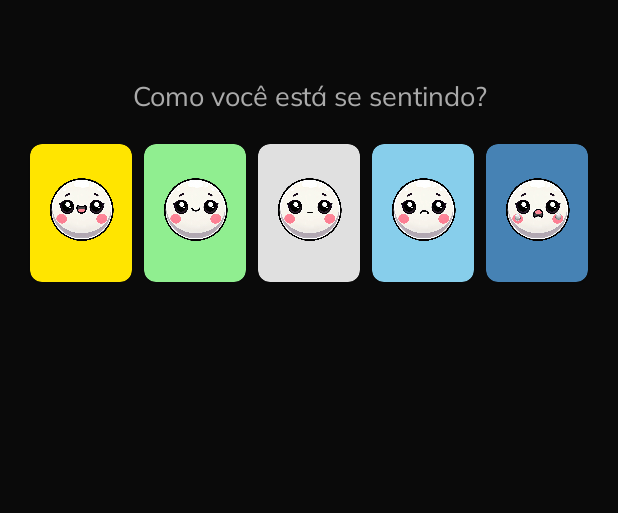
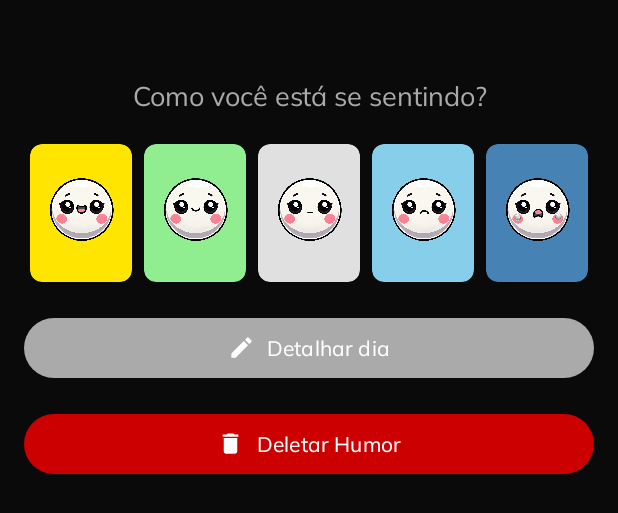
Before and after one commit to Leo-Trevisol/MoodSnap, an Android app: the layout emotions_layout.xml on its own in the app's theme, with its tools: preview values and no code run, on a phone screen of 412 x 824 dp. Shown: the top 513 px of the screen. Run offline under Robolectric (Android 15) with nearby library versions, the phone set to English and light mode, and no system bars.

Commit message:
Adicionando botao de editar e icones

```diff
--- /dev/null
+++ b/app/src/main/res/drawable/ic_delete.xml
@@ -0,0 +1,10 @@
+<?xml version="1.0" encoding="utf-8"?>
+<vector xmlns:android="http://schemas.android.com/apk/res/android"
+    android:width="24dp"
+    android:height="24dp"
+    android:viewportWidth="24"
+    android:viewportHeight="24">
+    <path
+        android:fillColor="#FFFFFF"
+        android:pathData="M6,19c0,1.1 0.9,2 2,2h8c1.1,0 2,-0.9 2,-2V7H6v12zM19,4h-3.5l-1,-1h-5l-1,1H5v2h14V4z"/>
+</vector>
--- /dev/null
+++ b/app/src/main/res/drawable/ic_edit.xml
@@ -0,0 +1,10 @@
+<?xml version="1.0" encoding="utf-8"?>
+<vector xmlns:android="http://schemas.android.com/apk/res/android"
+    android:width="24dp"
+    android:height="24dp"
+    android:viewportWidth="24"
+    android:viewportHeight="24">
+    <path
+        android:fillColor="#FFFFFF"
+        android:pathData="M3,17.25V21h3.75L17.81,9.94l-3.75,-3.75L3,17.25zM20.71,7.04c0.39,-0.39 0.39,-1.02 0,-1.41l-2.34,-2.34c-0.39,-0.39 -1.02,-0.39 -1.41,0l-1.83,1.83 3.75,3.75 1.83,-1.83z"/>
+</vector>
--- a/app/src/main/res/layout/emotions_layout.xml
+++ b/app/src/main/res/layout/emotions_layout.xml
@@ -141,14 +141,28 @@
         </LinearLayout>
 
         <com.google.android.material.button.MaterialButton
+            android:id="@+id/btn_edit"
+            android:layout_width="match_parent"
+            android:layout_height="wrap_content"
+            android:layout_marginTop="16dp"
+            android:text="Detalhar dia"
+            android:textColor="@android:color/white"
+            app:icon="@drawable/ic_edit"
+            app:iconGravity="textStart"
+            app:iconTint="@android:color/white"
+            app:backgroundTint="@android:color/darker_gray"/>
+
+        <com.google.android.material.button.MaterialButton
             android:id="@+id/btn_delete"
             android:layout_width="match_parent"
             android:layout_height="wrap_content"
             android:layout_marginTop="16dp"
             android:text="Deletar Humor"
             android:textColor="@android:color/white"
-            app:backgroundTint="@android:color/holo_red_dark"
-            android:visibility="gone"/>
+            app:icon="@drawable/ic_delete"
+            app:iconGravity="textStart"
+            app:iconTint="@android:color/white"
+            app:backgroundTint="@android:color/holo_red_dark"/>
 
     </LinearLayout>
 
```
